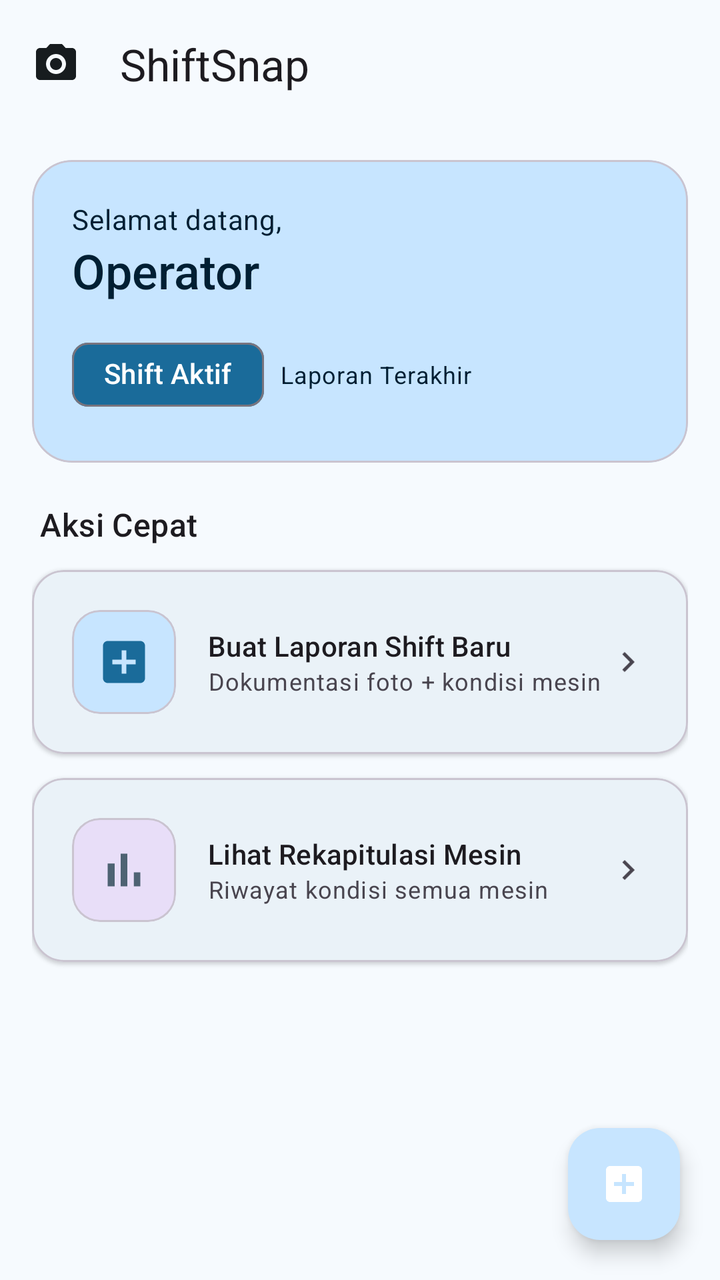
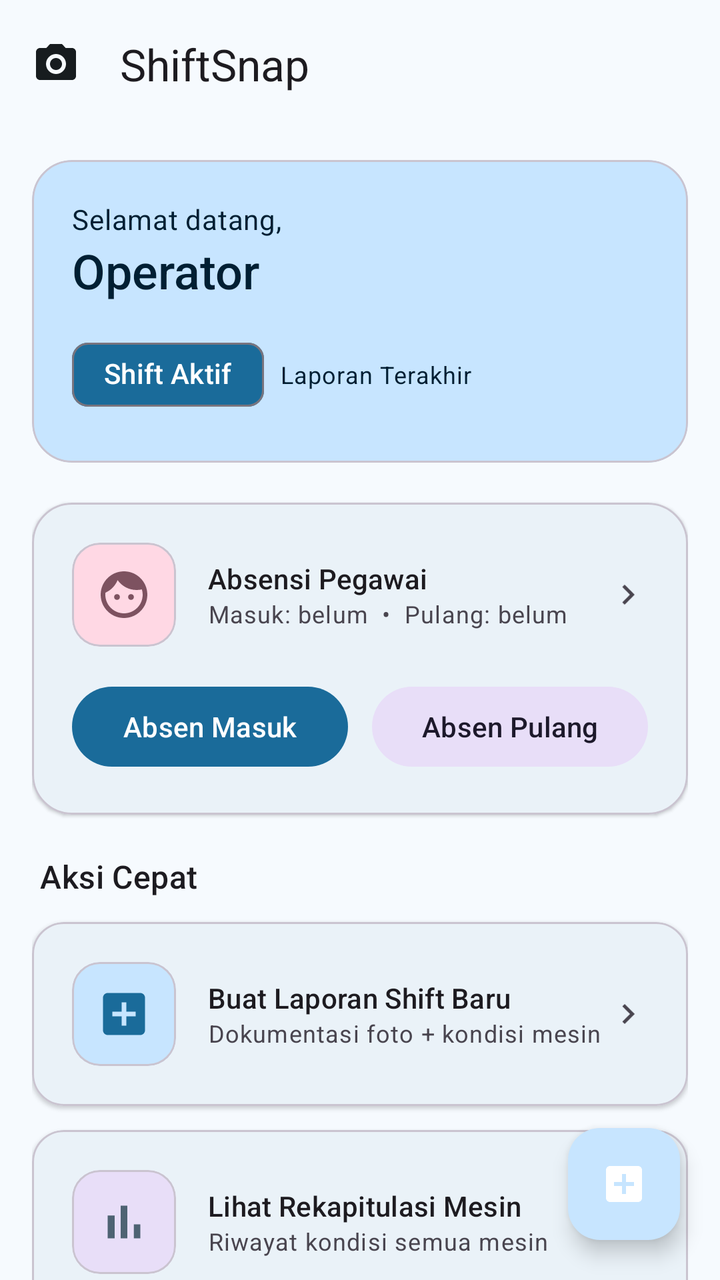

Before-and-after screenshots of an Android layout around one commit, followed by the original layout XML and the change that was made.
<!-- AndroidManifest.xml: application theme Theme.ShiftSnap -->
<!-- res/layout/activity_main.xml -->
<?xml version="1.0" encoding="utf-8"?>
<androidx.coordinatorlayout.widget.CoordinatorLayout
    xmlns:android="http://schemas.android.com/apk/res/android"
    xmlns:app="http://schemas.android.com/apk/res-auto"
    android:layout_width="match_parent"
    android:layout_height="match_parent"
    android:background="?attr/colorSurface">

    
    <com.google.android.material.appbar.AppBarLayout
        android:id="@+id/appBarLayout"
        android:layout_width="match_parent"
        android:layout_height="wrap_content"
        android:fitsSystemWindows="true"
        app:liftOnScroll="true">

        <com.google.android.material.appbar.MaterialToolbar
            android:id="@+id/toolbar"
            android:layout_width="match_parent"
            android:layout_height="?attr/actionBarSize"
            app:title="@string/app_name"
            app:navigationIcon="@drawable/ic_camera_machine"
            app:titleTextAppearance="?attr/textAppearanceTitleLarge" />
    </com.google.android.material.appbar.AppBarLayout>

    
    <androidx.core.widget.NestedScrollView
        android:layout_width="match_parent"
        android:layout_height="match_parent"
        app:layout_behavior="@string/appbar_scrolling_view_behavior"
        android:padding="16dp"
        android:clipToPadding="false">

        <LinearLayout
            android:layout_width="match_parent"
            android:layout_height="wrap_content"
            android:orientation="vertical">

            
            <com.google.android.material.card.MaterialCardView
                android:id="@+id/cardGreeting"
                android:layout_width="match_parent"
                android:layout_height="wrap_content"
                android:layout_marginBottom="20dp"
                app:cardCornerRadius="20dp"
                app:cardElevation="0dp"
                app:cardBackgroundColor="?attr/colorPrimaryContainer">

                <LinearLayout
                    android:layout_width="match_parent"
                    android:layout_height="wrap_content"
                    android:orientation="vertical"
                    android:padding="20dp">

                    <TextView
                        android:layout_width="wrap_content"
                        android:layout_height="wrap_content"
                        android:text="@string/greeting_prefix"
                        android:textAppearance="?attr/textAppearanceBodyMedium"
                        android:textColor="?attr/colorOnPrimaryContainer" />

                    <TextView
                        android:id="@+id/tvOperatorName"
                        android:layout_width="wrap_content"
                        android:layout_height="wrap_content"
                        android:text="Operator"
                        android:textAppearance="?attr/textAppearanceHeadlineSmall"
                        android:textColor="?attr/colorOnPrimaryContainer"
                        android:fontFamily="sans-serif-medium"
                        android:layout_marginBottom="12dp" />

                    
                    <LinearLayout
                        android:layout_width="wrap_content"
                        android:layout_height="wrap_content"
                        android:orientation="horizontal"
                        android:gravity="center_vertical">

                        <com.google.android.material.chip.Chip
                            android:id="@+id/chipShift"
                            style="@style/Widget.Material3.Chip.Assist"
                            android:layout_width="wrap_content"
                            android:layout_height="wrap_content"
                            android:text="@string/shift_active"
                            app:chipBackgroundColor="?attr/colorPrimary"
                            app:chipIconTint="?attr/colorOnPrimary"
                            android:textColor="?attr/colorOnPrimary"
                            android:layout_marginEnd="8dp" />

                        <TextView
                            android:id="@+id/tvLastReport"
                            android:layout_width="wrap_content"
                            android:layout_height="wrap_content"
                            android:text="@string/last_report"
                            android:textAppearance="?attr/textAppearanceBodySmall"
                            android:textColor="?attr/colorOnPrimaryContainer" />
                    </LinearLayout>
                </LinearLayout>
            </com.google.android.material.card.MaterialCardView>

            
            <TextView
                android:layout_width="wrap_content"
                android:layout_height="wrap_content"
                android:text="Aksi Cepat"
                android:textAppearance="?attr/textAppearanceTitleMedium"
                android:layout_marginBottom="12dp"
                android:paddingStart="4dp" />

            
            <com.google.android.material.card.MaterialCardView
                android:id="@+id/cardNewReport"
                android:layout_width="match_parent"
                android:layout_height="wrap_content"
                android:layout_marginBottom="12dp"
                app:cardCornerRadius="16dp"
                app:cardElevation="1dp"
                android:clickable="true"
                android:focusable="true"
                android:foreground="?attr/selectableItemBackground">

                <LinearLayout
                    android:layout_width="match_parent"
                    android:layout_height="wrap_content"
                    android:orientation="horizontal"
                    android:gravity="center_vertical"
                    android:padding="20dp">

                    <com.google.android.material.card.MaterialCardView
                        android:layout_width="52dp"
                        android:layout_height="52dp"
                        app:cardCornerRadius="14dp"
                        app:cardBackgroundColor="?attr/colorPrimaryContainer"
                        app:cardElevation="0dp"
                        android:layout_marginEnd="16dp">

                        <ImageView
                            android:layout_width="28dp"
                            android:layout_height="28dp"
                            android:layout_gravity="center"
                            android:src="@drawable/ic_add_report"
                            app:tint="?attr/colorPrimary"
                            android:contentDescription="New Report" />
                    </com.google.android.material.card.MaterialCardView>

                    <LinearLayout
                        android:layout_width="0dp"
                        android:layout_height="wrap_content"
                        android:layout_weight="1"
                        android:orientation="vertical">

                        <TextView
                            android:layout_width="wrap_content"
                            android:layout_height="wrap_content"
                            android:text="@string/card_new_report"
                            android:textAppearance="?attr/textAppearanceTitleSmall" />

                        <TextView
                            android:layout_width="wrap_content"
                            android:layout_height="wrap_content"
                            android:text="Dokumentasi foto + kondisi mesin"
                            android:textAppearance="?attr/textAppearanceBodySmall"
                            android:textColor="?attr/colorOnSurfaceVariant" />
                    </LinearLayout>

                    <ImageView
                        android:layout_width="20dp"
                        android:layout_height="20dp"
                        android:src="@drawable/ic_chevron_right"
                        app:tint="?attr/colorOnSurfaceVariant"
                        android:contentDescription="Navigate" />
                </LinearLayout>
            </com.google.android.material.card.MaterialCardView>

            
            <com.google.android.material.card.MaterialCardView
                android:id="@+id/cardRecap"
                android:layout_width="match_parent"
                android:layout_height="wrap_content"
                android:layout_marginBottom="24dp"
                app:cardCornerRadius="16dp"
                app:cardElevation="1dp"
                android:clickable="true"
                android:focusable="true"
                android:foreground="?attr/selectableItemBackground">

                <LinearLayout
                    android:layout_width="match_parent"
                    android:layout_height="wrap_content"
                    android:orientation="horizontal"
                    android:gravity="center_vertical"
                    android:padding="20dp">

                    <com.google.android.material.card.MaterialCardView
                        android:layout_width="52dp"
                        android:layout_height="52dp"
                        app:cardCornerRadius="14dp"
                        app:cardBackgroundColor="?attr/colorSecondaryContainer"
                        app:cardElevation="0dp"
                        android:layout_marginEnd="16dp">

                        <ImageView
                            android:layout_width="28dp"
                            android:layout_height="28dp"
                            android:layout_gravity="center"
                            android:src="@drawable/ic_bar_chart"
                            app:tint="?attr/colorSecondary"
                            android:contentDescription="Recap" />
                    </com.google.android.material.card.MaterialCardView>

                    <LinearLayout
                        android:layout_width="0dp"
                        android:layout_height="wrap_content"
                        android:layout_weight="1"
                        android:orientation="vertical">

                        <TextView
                            android:layout_width="wrap_content"
                            android:layout_height="wrap_content"
                            android:text="@string/card_recap"
                            android:textAppearance="?attr/textAppearanceTitleSmall" />

                        <TextView
                            android:layout_width="wrap_content"
                            android:layout_height="wrap_content"
                            android:text="Riwayat kondisi semua mesin"
                            android:textAppearance="?attr/textAppearanceBodySmall"
                            android:textColor="?attr/colorOnSurfaceVariant" />
                    </LinearLayout>

                    <ImageView
                        android:layout_width="20dp"
                        android:layout_height="20dp"
                        android:src="@drawable/ic_chevron_right"
                        app:tint="?attr/colorOnSurfaceVariant"
                        android:contentDescription="Navigate" />
                </LinearLayout>
            </com.google.android.material.card.MaterialCardView>

        </LinearLayout>
    </androidx.core.widget.NestedScrollView>

    
    <com.google.android.material.floatingactionbutton.FloatingActionButton
        android:id="@+id/fabNewReport"
        android:layout_width="wrap_content"
        android:layout_height="wrap_content"
        android:layout_gravity="bottom|end"
        android:layout_margin="20dp"
        android:src="@drawable/ic_add_report"
        android:contentDescription="Buat Laporan Baru"
        app:tint="?attr/colorOnPrimary" />

</androidx.coordinatorlayout.widget.CoordinatorLayout>
<!-- resources referenced by this layout -->
<resources>
  <!-- drawable ic_add_report (drawable) -->
  <vector xmlns:android="http://schemas.android.com/apk/res/android"
      android:width="24dp"
      android:height="24dp"
      android:viewportWidth="24"
      android:viewportHeight="24">
      <path
          android:fillColor="@android:color/white"
          android:pathData="M19,3H5C3.9,3 3,3.9 3,5v14c0,1.1 0.9,2 2,2h14c1.1,0 2,-0.9 2,-2V5C21,3.9 20.1,3 19,3zM17,13h-4v4h-2v-4H7v-2h4V7h2v4h4V13z"/>
  </vector>
  <!-- drawable ic_bar_chart (drawable) -->
  <vector xmlns:android="http://schemas.android.com/apk/res/android"
      android:width="24dp"
      android:height="24dp"
      android:viewportWidth="24"
      android:viewportHeight="24">
      <path
          android:fillColor="@android:color/white"
          android:pathData="M5,9.2h3V19H5V9.2zM10.6,5h2.8v14h-2.8V5zM16.2,13H19v6h-2.8V13z"/>
  </vector>
  <!-- drawable ic_camera_machine (drawable) -->
  <vector xmlns:android="http://schemas.android.com/apk/res/android"
      android:width="24dp"
      android:height="24dp"
      android:viewportWidth="24"
      android:viewportHeight="24">
      <path
          android:fillColor="?attr/colorOnSurface"
          android:pathData="M20,4h-3.17L15,2H9L7.17,4H4C2.9,4 2,4.9 2,6v12c0,1.1 0.9,2 2,2h16c1.1,0 2,-0.9 2,-2V6C22,4.9 21.1,4 20,4zM12,17c-2.76,0 -5,-2.24 -5,-5s2.24,-5 5,-5 5,2.24 5,5 -2.24,5 -5,5z"/>
      <path
          android:fillColor="?attr/colorOnSurface"
          android:pathData="M12,9c-1.65,0 -3,1.35 -3,3s1.35,3 3,3 3,-1.35 3,-3S13.65,9 12,9z"/>
  </vector>
  <!-- drawable ic_chevron_right (drawable) -->
  <vector xmlns:android="http://schemas.android.com/apk/res/android"
      android:width="24dp"
      android:height="24dp"
      android:viewportWidth="24"
      android:viewportHeight="24">
      <path
          android:fillColor="@android:color/white"
          android:pathData="M10,6L8.59,7.41 13.17,12l-4.58,4.59L10,18l6,-6z"/>
  </vector>
  <string name="app_name">ShiftSnap</string>
  <string name="card_new_report">Buat Laporan Shift Baru</string>
  <string name="card_recap">Lihat Rekapitulasi Mesin</string>
  <string name="greeting_prefix">Selamat datang,</string>
  <string name="last_report">Laporan Terakhir</string>
  <string name="shift_active">Shift Aktif</string>
  <color name="md_theme_primary">#1A6B9A</color>
  <color name="md_theme_onPrimary">#FFFFFF</color>
  <color name="md_theme_primaryContainer">#C7E5FF</color>
  <color name="md_theme_onPrimaryContainer">#001F33</color>
  <color name="md_theme_secondary">#4E6373</color>
  <color name="md_theme_onSecondary">#FFFFFF</color>
  <color name="md_theme_surface">#F6FAFE</color>
  <color name="md_theme_onSurface">#171C1F</color>
  <color name="md_theme_surfaceVariant">#DCE4EC</color>
  <color name="md_theme_error">#BA1A1A</color>
  <!-- unchanged entries left out for length: 1 -->
</resources>

<!-- the commit's change to res/layout/activity_main.xml (unified diff, before → after) -->
@@ -2,9 +2,12 @@
 <androidx.coordinatorlayout.widget.CoordinatorLayout
     xmlns:android="http://schemas.android.com/apk/res/android"
     xmlns:app="http://schemas.android.com/apk/res-auto"
+    xmlns:tools="http://schemas.android.com/tools"
     android:layout_width="match_parent"
     android:layout_height="match_parent"
-    android:background="?attr/colorSurface">
+    android:background="?attr/colorSurface"
+    android:theme="@style/Theme.ShiftSnap"
+    tools:context=".MainActivity">
 
     
     <com.google.android.material.appbar.AppBarLayout
@@ -94,6 +97,105 @@
                             android:text="@string/last_report"
                             android:textAppearance="?attr/textAppearanceBodySmall"
                             android:textColor="?attr/colorOnPrimaryContainer" />
+                    </LinearLayout>
+                </LinearLayout>
+            </com.google.android.material.card.MaterialCardView>
+
+            
+            <com.google.android.material.card.MaterialCardView
+                android:id="@+id/cardAttendance"
+                android:layout_width="match_parent"
+                android:layout_height="wrap_content"
+                android:layout_marginBottom="20dp"
+                app:cardCornerRadius="20dp"
+                app:cardElevation="1dp"
+                android:clickable="true"
+                android:focusable="true"
+                android:foreground="?attr/selectableItemBackground">
+
+                <LinearLayout
+                    android:layout_width="match_parent"
+                    android:layout_height="wrap_content"
+                    android:orientation="vertical"
+                    android:padding="20dp">
+
+                    <LinearLayout
+                        android:layout_width="match_parent"
+                        android:layout_height="wrap_content"
+                        android:orientation="horizontal"
+                        android:gravity="center_vertical">
+
+                        <com.google.android.material.card.MaterialCardView
+                            android:layout_width="52dp"
+                            android:layout_height="52dp"
+                            app:cardCornerRadius="14dp"
+                            app:cardBackgroundColor="?attr/colorTertiaryContainer"
+                            app:cardElevation="0dp"
+                            android:layout_marginEnd="16dp">
+
+                            <ImageView
+                                android:layout_width="28dp"
+                                android:layout_height="28dp"
+                                android:layout_gravity="center"
+                                android:src="@drawable/ic_face"
+                                app:tint="?attr/colorTertiary"
+                                android:contentDescription="Absensi" />
+                        </com.google.android.material.card.MaterialCardView>
+
+                        <LinearLayout
+                            android:layout_width="0dp"
+                            android:layout_height="wrap_content"
+                            android:layout_weight="1"
+                            android:orientation="vertical">
+
+                            <TextView
+                                android:layout_width="wrap_content"
+                                android:layout_height="wrap_content"
+                                android:text="Absensi Pegawai"
+                                android:textAppearance="?attr/textAppearanceTitleSmall" />
+
+                            <TextView
+                                android:id="@+id/tvStatusAbsen"
+                                android:layout_width="wrap_content"
+                                android:layout_height="wrap_content"
+                                android:text="Masuk: belum  •  Pulang: belum"
+                                android:textAppearance="?attr/textAppearanceBodySmall"
+                                android:textColor="?attr/colorOnSurfaceVariant" />
+                        </LinearLayout>
+
+                        <ImageView
+                            android:layout_width="20dp"
+                            android:layout_height="20dp"
+                            android:src="@drawable/ic_chevron_right"
+                            app:tint="?attr/colorOnSurfaceVariant"
+                            android:contentDescription="Buka absensi" />
+                    </LinearLayout>
+
+                    <LinearLayout
+                        android:layout_width="match_parent"
+                        android:layout_height="wrap_content"
+                        android:layout_marginTop="16dp"
+                        android:orientation="horizontal">
+
+                        <com.google.android.material.button.MaterialButton
+                            android:id="@+id/btnMainAbsenMasuk"
+                            style="@style/Widget.Material3.Button"
+                            android:layout_width="0dp"
+                            android:layout_height="wrap_content"
+                            android:layout_weight="1"
+                            android:layout_marginEnd="6dp"
+                            android:text="Absen Masuk"
+                            android:textAllCaps="false" />
+
+                        <com.google.android.material.button.MaterialButton
+                            android:id="@+id/btnMainAbsenPulang"
+                            style="@style/Widget.Material3.Button.TonalButton"
+                            android:layout_width="0dp"
+                            android:layout_height="wrap_content"
+                            android:layout_weight="1"
+                            android:layout_marginStart="6dp"
+                            android:text="Absen Pulang"
+                            android:textAllCaps="false" />
                     </LinearLayout>
                 </LinearLayout>
             </com.google.android.material.card.MaterialCardView>
<!-- resource entries referenced after the edit -->
@@ -43,6 +43,12 @@
           android:fillColor="@android:color/white"
           android:pathData="M10,6L8.59,7.41 13.17,12l-4.58,4.59L10,18l6,-6z"/>
   </vector>
+  <!-- drawable ic_face (drawable) -->
+  <vector xmlns:android="http://schemas.android.com/apk/res/android" android:height="24dp" android:tint="#000000" android:viewportHeight="24" android:viewportWidth="24" android:width="24dp">
+        
+      <path android:fillColor="@android:color/white" android:pathData="M9,11.75c-0.69,0 -1.25,0.56 -1.25,1.25s0.56,1.25 1.25,1.25 1.25,-0.56 1.25,-1.25 -0.56,-1.25 -1.25,-1.25zM15,11.75c-0.69,0 -1.25,0.56 -1.25,1.25s0.56,1.25 1.25,1.25 1.25,-0.56 1.25,-1.25 -0.56,-1.25 -1.25,-1.25zM12,2C6.48,2 2,6.48 2,12s4.48,10 10,10 10,-4.48 10,-10S17.52,2 12,2zM12,20c-4.41,0 -8,-3.59 -8,-8 0,-0.29 0.02,-0.58 0.05,-0.86 2.36,-1.05 4.23,-2.98 5.21,-5.37C11.07,8.33 14.05,10 17.42,10c0.78,0 1.53,-0.09 2.25,-0.26 0.21,0.71 0.33,1.47 0.33,2.26 0,4.41 -3.59,8 -8,8z"/>
+      
+  </vector>
   <string name="app_name">ShiftSnap</string>
   <string name="card_new_report">Buat Laporan Shift Baru</string>
   <string name="card_recap">Lihat Rekapitulasi Mesin</string>
